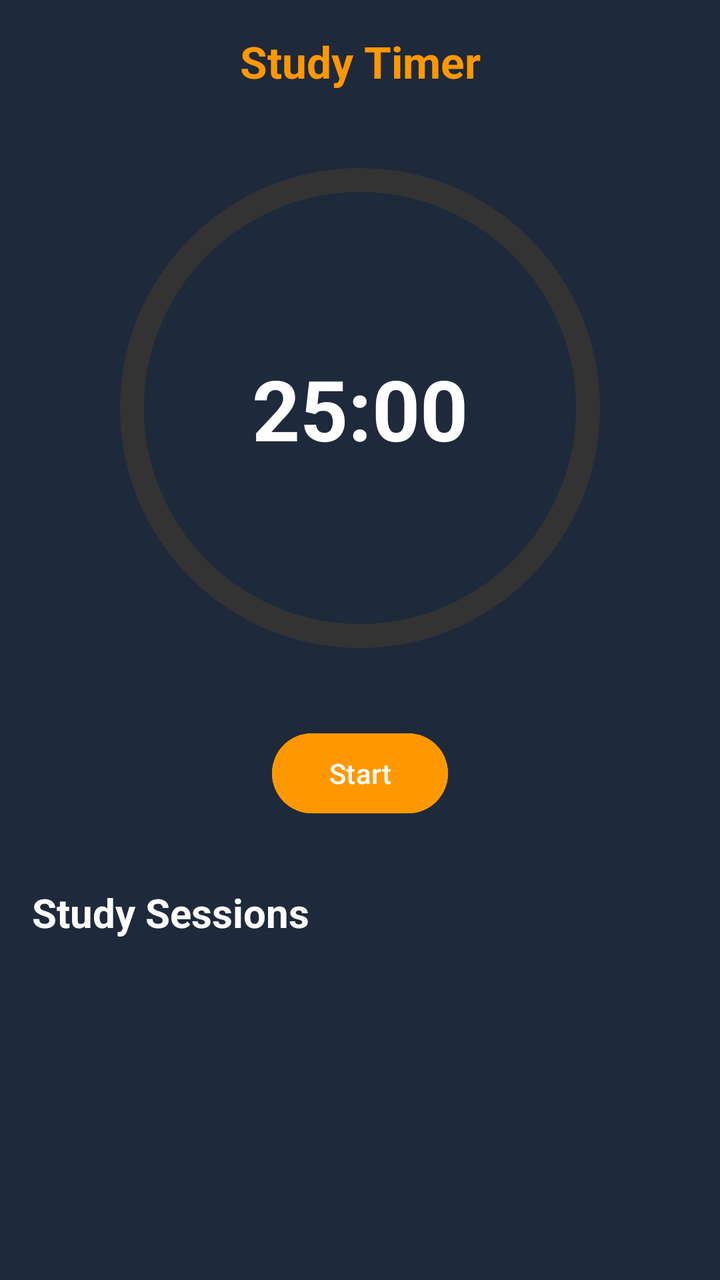
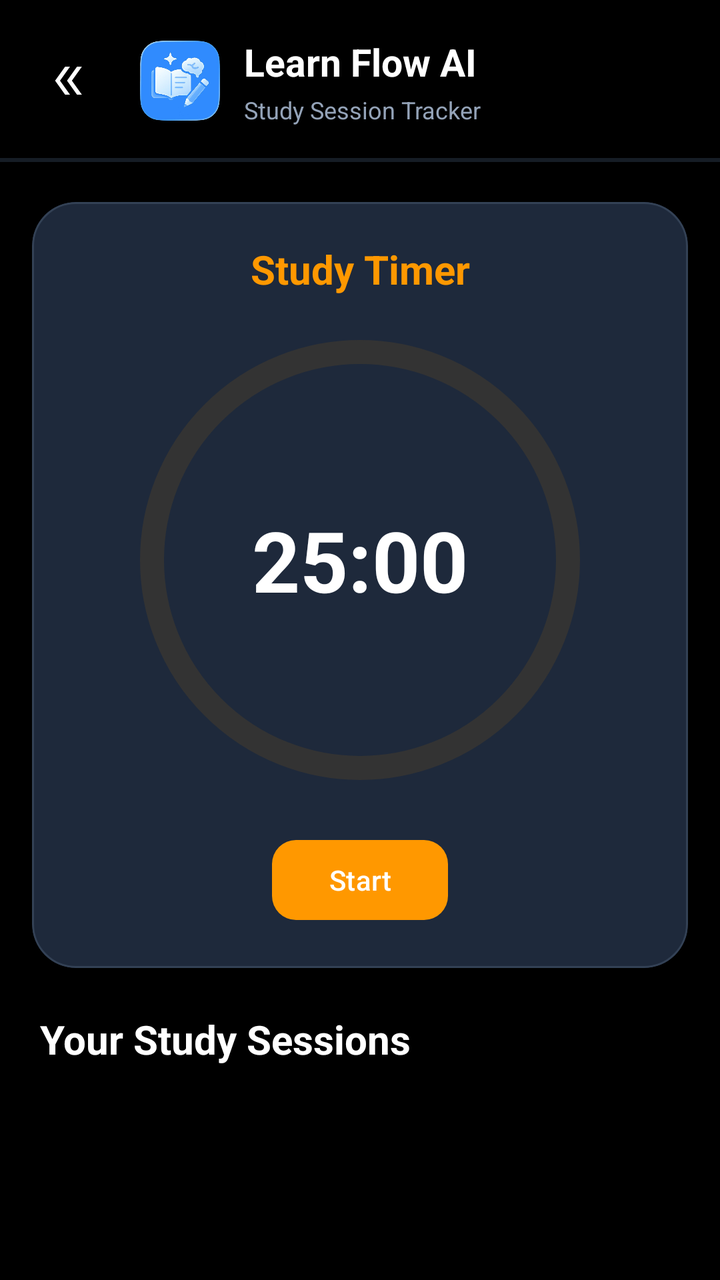

Before-and-after screenshots of an Android layout around one commit, followed by the original layout XML and the change that was made.
<!-- AndroidManifest.xml: application theme Theme.LearnFlow -->
<!-- res/layout/activity_session_tracker.xml -->
<?xml version="1.0" encoding="utf-8"?>
<androidx.constraintlayout.widget.ConstraintLayout
    android:id="@+id/main"
    xmlns:android="http://schemas.android.com/apk/res/android"
    xmlns:app="http://schemas.android.com/apk/res-auto"
    android:layout_width="match_parent"
    android:layout_height="match_parent"
    android:background="@color/dark_surface">


    <androidx.constraintlayout.widget.ConstraintLayout
        android:id="@+id/timerSection"
        android:layout_width="0dp"
        android:layout_height="0dp"
        android:padding="16dp"
        app:layout_constraintTop_toTopOf="parent"
        app:layout_constraintBottom_toTopOf="@id/sessionSection"
        app:layout_constraintStart_toStartOf="parent"
        app:layout_constraintEnd_toEndOf="parent"
        app:layout_constraintVertical_weight="1">

        <TextView
            android:id="@+id/txtTimerTitle"
            android:layout_width="wrap_content"
            android:layout_height="wrap_content"
            android:text="Study Timer"
            android:textColor="@color/orange"
            android:textSize="22sp"
            android:textStyle="bold"
            app:layout_constraintTop_toTopOf="parent"
            app:layout_constraintStart_toStartOf="parent"
            app:layout_constraintEnd_toEndOf="parent"/>

        <com.google.android.material.progressindicator.CircularProgressIndicator
            android:id="@+id/circularProgress"
            android:layout_width="260dp"
            android:layout_height="260dp"
            android:indeterminate="false"
            android:max="100"
            android:progress="100"
            app:indicatorSize="240dp"
            app:trackThickness="12dp"
            app:indicatorColor="@color/orange"
            app:trackColor="#333333"
            app:trackCornerRadius="8dp"
            app:layout_constraintTop_toBottomOf="@id/txtTimerTitle"
            app:layout_constraintBottom_toTopOf="@id/timerButtons"
            app:layout_constraintStart_toStartOf="parent"
            app:layout_constraintEnd_toEndOf="parent"/>

        <TextView
            android:id="@+id/txtTimer"
            android:layout_width="wrap_content"
            android:layout_height="wrap_content"
            android:text="25:00"
            android:textColor="@android:color/white"
            android:textSize="42sp"
            android:textStyle="bold"
            app:layout_constraintTop_toTopOf="@id/circularProgress"
            app:layout_constraintBottom_toBottomOf="@id/circularProgress"
            app:layout_constraintStart_toStartOf="@id/circularProgress"
            app:layout_constraintEnd_toEndOf="@id/circularProgress"/>

        <LinearLayout
            android:id="@+id/timerButtons"
            android:layout_width="wrap_content"
            android:layout_height="wrap_content"
            android:orientation="horizontal"
            android:gravity="center"
            app:layout_constraintBottom_toBottomOf="parent"
            app:layout_constraintStart_toStartOf="parent"
            app:layout_constraintEnd_toEndOf="parent">

            <Button
                android:id="@+id/btnStart"
                android:layout_width="wrap_content"
                android:layout_height="wrap_content"
                android:text="Start"
                android:backgroundTint="@color/orange"
                android:textColor="@android:color/white"/>

            <Button
                android:id="@+id/btnPause"
                android:layout_width="wrap_content"
                android:layout_height="wrap_content"
                android:text="Pause"
                android:visibility="gone"
                android:layout_marginStart="8dp"
                android:backgroundTint="@color/orange"
                android:textColor="@android:color/white"/>

            <Button
                android:id="@+id/btnResume"
                android:layout_width="wrap_content"
                android:layout_height="wrap_content"
                android:text="Resume"
                android:visibility="gone"
                android:layout_marginStart="8dp"
                android:backgroundTint="@color/orange"
                android:textColor="@android:color/white"/>

            <Button
                android:id="@+id/btnEnd"
                android:layout_width="wrap_content"
                android:layout_height="wrap_content"
                android:text="End"
                android:visibility="gone"
                android:layout_marginStart="8dp"
                android:backgroundTint="#D32F2F"
                android:textColor="@android:color/white"/>

        </LinearLayout>

    </androidx.constraintlayout.widget.ConstraintLayout>

    

    <androidx.constraintlayout.widget.ConstraintLayout
        android:id="@+id/sessionSection"
        android:layout_width="0dp"
        android:layout_height="0dp"
        android:padding="16dp"
        app:layout_constraintTop_toBottomOf="@id/timerSection"
        app:layout_constraintBottom_toBottomOf="parent"
        app:layout_constraintStart_toStartOf="parent"
        app:layout_constraintEnd_toEndOf="parent"
        app:layout_constraintVertical_weight="0.5">

        <TextView
            android:id="@+id/txtSessionTitle"
            android:layout_width="wrap_content"
            android:layout_height="wrap_content"
            android:text="Study Sessions"
            android:textColor="@android:color/white"
            android:textSize="20sp"
            android:textStyle="bold"
            app:layout_constraintTop_toTopOf="parent"
            app:layout_constraintStart_toStartOf="parent"/>

        <androidx.recyclerview.widget.RecyclerView
            android:id="@+id/sessionRecyclerView"
            android:layout_width="0dp"
            android:layout_height="0dp"
            android:layout_marginTop="12dp"
            android:clipToPadding="false"
            android:padding="6dp"
            app:layout_constraintTop_toBottomOf="@id/txtSessionTitle"
            app:layout_constraintBottom_toBottomOf="parent"
            app:layout_constraintStart_toStartOf="parent"
            app:layout_constraintEnd_toEndOf="parent"/>

    </androidx.constraintlayout.widget.ConstraintLayout>

</androidx.constraintlayout.widget.ConstraintLayout>
<!-- resources referenced by this layout -->
<resources>
  <color name="dark_surface">#1E293B</color>
  <color name="orange">#FF9800</color>
  <style name="Theme.LearnFlow" parent="Base.Theme.LearnFlow" />
  <style name="Base.Theme.LearnFlow" parent="Theme.Material3.DayNight.NoActionBar">
          
          
      </style>
</resources>

<!-- the commit's change to res/layout/activity_session_tracker.xml (unified diff, before → after) -->
@@ -1,154 +1,237 @@
 <?xml version="1.0" encoding="utf-8"?>
 <androidx.constraintlayout.widget.ConstraintLayout
-    android:id="@+id/main"
     xmlns:android="http://schemas.android.com/apk/res/android"
     xmlns:app="http://schemas.android.com/apk/res-auto"
+    android:id="@+id/main"
     android:layout_width="match_parent"
     android:layout_height="match_parent"
-    android:background="@color/dark_surface">
-
-
-    <androidx.constraintlayout.widget.ConstraintLayout
-        android:id="@+id/timerSection"
+    android:background="@color/black">
+
+    
+    <LinearLayout
+        android:id="@+id/header"
+        android:layout_width="0dp"
+        android:layout_height="wrap_content"
+        android:layout_marginStart="20dp"
+        android:layout_marginTop="18dp"
+        android:layout_marginEnd="20dp"
+        android:gravity="center_vertical"
+        android:orientation="horizontal"
+        app:layout_constraintTop_toTopOf="parent"
+        app:layout_constraintStart_toStartOf="parent"
+        app:layout_constraintEnd_toEndOf="parent">
+
+        <ImageButton
+            android:id="@+id/btnBack"
+            android:layout_width="30dp"
+            android:layout_height="30dp"
+            android:layout_marginEnd="20dp"
+            android:background="?attr/selectableItemBackgroundBorderless"
+            android:src="@drawable/sidebar"
+            android:rotation="180"
+            android:contentDescription="Back"
+            app:tint="@color/white"/>
+
+        <ImageView
+            android:layout_width="40dp"
+            android:layout_height="40dp"
+            android:src="@drawable/icon"
+            android:contentDescription="Learn Flow logo"/>
+
+        <LinearLayout
+            android:layout_width="0dp"
+            android:layout_height="wrap_content"
+            android:layout_marginStart="12dp"
+            android:layout_weight="1"
+            android:orientation="vertical">
+
+            <TextView
+                android:layout_width="wrap_content"
+                android:layout_height="wrap_content"
+                android:text="Learn Flow AI"
+                android:textColor="@color/white"
+                android:textSize="19sp"
+                android:textStyle="bold"/>
+
+            <TextView
+                android:layout_width="wrap_content"
+                android:layout_height="wrap_content"
+                android:layout_marginTop="3dp"
+                android:text="Study Session Tracker"
+                android:textColor="@color/dark_text_secondary"
+                android:textSize="12sp"/>
+
+        </LinearLayout>
+
+    </LinearLayout>
+
+    <View
+        android:id="@+id/headerDivider"
+        android:layout_width="0dp"
+        android:layout_height="2dp"
+        android:layout_marginTop="16dp"
+        android:alpha="0.45"
+        android:background="@color/dark_surface_variant"
+        app:layout_constraintTop_toBottomOf="@id/header"
+        app:layout_constraintStart_toStartOf="parent"
+        app:layout_constraintEnd_toEndOf="parent"/>
+
+    
+    <com.google.android.material.card.MaterialCardView
+        android:id="@+id/timerCard"
+        android:layout_width="0dp"
+        android:layout_height="wrap_content"
+        android:layout_marginStart="16dp"
+        android:layout_marginTop="20dp"
+        android:layout_marginEnd="16dp"
+        app:cardBackgroundColor="@color/dark_surface"
+        app:cardCornerRadius="22dp"
+        app:cardElevation="3dp"
+        app:strokeColor="@color/dark_surface_variant"
+        app:strokeWidth="1dp"
+        app:layout_constraintTop_toBottomOf="@id/headerDivider"
+        app:layout_constraintStart_toStartOf="parent"
+        app:layout_constraintEnd_toEndOf="parent">
+
+        <androidx.constraintlayout.widget.ConstraintLayout
+            android:layout_width="match_parent"
+            android:layout_height="wrap_content"
+            android:padding="20dp">
+
+            <TextView
+                android:id="@+id/txtTimerTitle"
+                android:layout_width="wrap_content"
+                android:layout_height="wrap_content"
+                android:text="Study Timer"
+                android:textColor="@color/orange"
+                android:textSize="20sp"
+                android:textStyle="bold"
+                app:layout_constraintTop_toTopOf="parent"
+                app:layout_constraintStart_toStartOf="parent"
+                app:layout_constraintEnd_toEndOf="parent"/>
+
+            <FrameLayout
+                android:id="@+id/timerFrame"
+                android:layout_width="240dp"
+                android:layout_height="240dp"
+                android:layout_marginTop="12dp"
+                app:layout_constraintTop_toBottomOf="@id/txtTimerTitle"
+                app:layout_constraintStart_toStartOf="parent"
+                app:layout_constraintEnd_toEndOf="parent">
+
+                <com.google.android.material.progressindicator.CircularProgressIndicator
+                    android:id="@+id/circularProgress"
+                    android:layout_width="match_parent"
+                    android:layout_height="match_parent"
+                    android:layout_gravity="center"
+                    android:indeterminate="false"
+                    android:max="100"
+                    android:progress="100"
+                    app:indicatorSize="220dp"
+                    app:trackThickness="12dp"
+                    app:indicatorColor="@color/orange"
+                    app:trackColor="#333333"
+                    app:trackCornerRadius="8dp"/>
+
+                <TextView
+                    android:id="@+id/txtTimer"
+                    android:layout_width="wrap_content"
+                    android:layout_height="wrap_content"
+                    android:layout_gravity="center"
+                    android:text="25:00"
+                    android:textColor="@color/white"
+                    android:textSize="42sp"
+                    android:textStyle="bold"/>
+
+            </FrameLayout>
+
+            <LinearLayout
+                android:id="@+id/timerButtons"
+                android:layout_width="match_parent"
+                android:layout_height="wrap_content"
+                android:layout_marginTop="16dp"
+                android:gravity="center"
+                android:orientation="horizontal"
+                app:layout_constraintTop_toBottomOf="@id/timerFrame"
+                app:layout_constraintStart_toStartOf="parent"
+                app:layout_constraintEnd_toEndOf="parent">
+
+                <com.google.android.material.button.MaterialButton
+                    android:id="@+id/btnStart"
+                    android:layout_width="wrap_content"
+                    android:layout_height="wrap_content"
+                    android:text="Start"
+                    android:textColor="@color/white"
+                    app:backgroundTint="@color/orange"
+                    app:cornerRadius="12dp"/>
+
+                <com.google.android.material.button.MaterialButton
+                    android:id="@+id/btnPause"
+                    android:layout_width="wrap_content"
+                    android:layout_height="wrap_content"
+                    android:layout_marginStart="8dp"
+                    android:text="Pause"
+                    android:visibility="gone"
+                    android:textColor="@color/white"
+                    app:backgroundTint="@color/orange"
+                    app:cornerRadius="12dp"/>
+
+                <com.google.android.material.button.MaterialButton
+                    android:id="@+id/btnResume"
+                    android:layout_width="wrap_content"
+                    android:layout_height="wrap_content"
+                    android:layout_marginStart="8dp"
+                    android:text="Resume"
+                    android:visibility="gone"
+                    android:textColor="@color/white"
+                    app:backgroundTint="@color/orange"
+                    app:cornerRadius="12dp"/>
+
+                <com.google.android.material.button.MaterialButton
+                    android:id="@+id/btnEnd"
+                    android:layout_width="wrap_content"
+                    android:layout_height="wrap_content"
+                    android:layout_marginStart="8dp"
+                    android:text="End"
+                    android:visibility="gone"
+                    android:textColor="@color/white"
+                    app:backgroundTint="#D32F2F"
+                    app:cornerRadius="12dp"/>
+
+            </LinearLayout>
+
+        </androidx.constraintlayout.widget.ConstraintLayout>
+
+    </com.google.android.material.card.MaterialCardView>
+
+    
+    <TextView
+        android:id="@+id/txtSessionTitle"
+        android:layout_width="0dp"
+        android:layout_height="wrap_content"
+        android:layout_marginStart="20dp"
+        android:layout_marginTop="22dp"
+        android:text="Your Study Sessions"
+        android:textColor="@color/white"
+        android:textSize="20sp"
+        android:textStyle="bold"
+        app:layout_constraintTop_toBottomOf="@id/timerCard"
+        app:layout_constraintStart_toStartOf="parent"
+        app:layout_constraintEnd_toEndOf="parent"/>
+
+    <androidx.recyclerview.widget.RecyclerView
+        android:id="@+id/sessionRecyclerView"
         android:layout_width="0dp"
         android:layout_height="0dp"
-        android:padding="16dp"
-        app:layout_constraintTop_toTopOf="parent"
-        app:layout_constraintBottom_toTopOf="@id/sessionSection"
-        app:layout_constraintStart_toStartOf="parent"
-        app:layout_constraintEnd_toEndOf="parent"
-        app:layout_constraintVertical_weight="1">
-
-        <TextView
-            android:id="@+id/txtTimerTitle"
-            android:layout_width="wrap_content"
-            android:layout_height="wrap_content"
-            android:text="Study Timer"
-            android:textColor="@color/orange"
-            android:textSize="22sp"
-            android:textStyle="bold"
-            app:layout_constraintTop_toTopOf="parent"
-            app:layout_constraintStart_toStartOf="parent"
-            app:layout_constraintEnd_toEndOf="parent"/>
-
-        <com.google.android.material.progressindicator.CircularProgressIndicator
-            android:id="@+id/circularProgress"
-            android:layout_width="260dp"
-            android:layout_height="260dp"
-            android:indeterminate="false"
-            android:max="100"
-            android:progress="100"
-            app:indicatorSize="240dp"
-            app:trackThickness="12dp"
-            app:indicatorColor="@color/orange"
-            app:trackColor="#333333"
-            app:trackCornerRadius="8dp"
-            app:layout_constraintTop_toBottomOf="@id/txtTimerTitle"
-            app:layout_constraintBottom_toTopOf="@id/timerButtons"
-            app:layout_constraintStart_toStartOf="parent"
-            app:layout_constraintEnd_toEndOf="parent"/>
-
-        <TextView
-            android:id="@+id/txtTimer"
-            android:layout_width="wrap_content"
-            android:layout_height="wrap_content"
-            android:text="25:00"
-            android:textColor="@android:color/white"
-            android:textSize="42sp"
-            android:textStyle="bold"
-            app:layout_constraintTop_toTopOf="@id/circularProgress"
-            app:layout_constraintBottom_toBottomOf="@id/circularProgress"
-            app:layout_constraintStart_toStartOf="@id/circularProgress"
-            app:layout_constraintEnd_toEndOf="@id/circularProgress"/>
-
-        <LinearLayout
-            android:id="@+id/timerButtons"
-            android:layout_width="wrap_content"
-            android:layout_height="wrap_content"
-            android:orientation="horizontal"
-            android:gravity="center"
-            app:layout_constraintBottom_toBottomOf="parent"
-            app:layout_constraintStart_toStartOf="parent"
-            app:layout_constraintEnd_toEndOf="parent">
-
-            <Button
-                android:id="@+id/btnStart"
-                android:layout_width="wrap_content"
-                android:layout_height="wrap_content"
-                android:text="Start"
-                android:backgroundTint="@color/orange"
-                android:textColor="@android:color/white"/>
-
-            <Button
-                android:id="@+id/btnPause"
-                android:layout_width="wrap_content"
-                android:layout_height="wrap_content"
-                android:text="Pause"
-                android:visibility="gone"
-                android:layout_marginStart="8dp"
-                android:backgroundTint="@color/orange"
-                android:textColor="@android:color/white"/>
-
-            <Button
-                android:id="@+id/btnResume"
-                android:layout_width="wrap_content"
-                android:layout_height="wrap_content"
-                android:text="Resume"
-                android:visibility="gone"
-                android:layout_marginStart="8dp"
-                android:backgroundTint="@color/orange"
-                android:textColor="@android:color/white"/>
-
-            <Button
-                android:id="@+id/btnEnd"
-                android:layout_width="wrap_content"
-                android:layout_height="wrap_content"
-                android:text="End"
-                android:visibility="gone"
-                android:layout_marginStart="8dp"
-                android:backgroundTint="#D32F2F"
-                android:textColor="@android:color/white"/>
-
-        </LinearLayout>
-
-    </androidx.constraintlayout.widget.ConstraintLayout>
-
-    
-
-    <androidx.constraintlayout.widget.ConstraintLayout
-        android:id="@+id/sessionSection"
-        android:layout_width="0dp"
-        android:layout_height="0dp"
-        android:padding="16dp"
-        app:layout_constraintTop_toBottomOf="@id/timerSection"
+        android:layout_marginTop="10dp"
+        android:clipToPadding="false"
+        android:paddingStart="14dp"
+        android:paddingEnd="14dp"
+        android:paddingBottom="12dp"
+        android:overScrollMode="never"
+        app:layout_constraintTop_toBottomOf="@id/txtSessionTitle"
         app:layout_constraintBottom_toBottomOf="parent"
         app:layout_constraintStart_toStartOf="parent"
-        app:layout_constraintEnd_toEndOf="parent"
-        app:layout_constraintVertical_weight="0.5">
-
-        <TextView
-            android:id="@+id/txtSessionTitle"
-            android:layout_width="wrap_content"
-            android:layout_height="wrap_content"
-            android:text="Study Sessions"
-            android:textColor="@android:color/white"
-            android:textSize="20sp"
-            android:textStyle="bold"
-            app:layout_constraintTop_toTopOf="parent"
-            app:layout_constraintStart_toStartOf="parent"/>
-
-        <androidx.recyclerview.widget.RecyclerView
-            android:id="@+id/sessionRecyclerView"
-            android:layout_width="0dp"
-            android:layout_height="0dp"
-            android:layout_marginTop="12dp"
-            android:clipToPadding="false"
-            android:padding="6dp"
-            app:layout_constraintTop_toBottomOf="@id/txtSessionTitle"
-            app:layout_constraintBottom_toBottomOf="parent"
-            app:layout_constraintStart_toStartOf="parent"
-            app:layout_constraintEnd_toEndOf="parent"/>
-
-    </androidx.constraintlayout.widget.ConstraintLayout>
+        app:layout_constraintEnd_toEndOf="parent"/>
 
 </androidx.constraintlayout.widget.ConstraintLayout>
<!-- resource entries referenced after the edit -->
@@ -1,7 +1,18 @@
 <!-- resources referenced by this layout -->
 <resources>
+  <color name="black">#000000</color>
   <color name="dark_surface">#1E293B</color>
+  <color name="dark_surface_variant">#334155</color>
+  <color name="dark_text_secondary">#94A3B8</color>
   <color name="orange">#FF9800</color>
+  <color name="white">#ffffff</color>
+  <!-- drawable icon: png bitmap (drawable, 192103 bytes) -->
+  <!-- drawable sidebar (drawable) -->
+  <vector xmlns:android="http://schemas.android.com/apk/res/android" android:autoMirrored="true" android:height="24dp" android:tint="#FFFFFF" android:viewportHeight="960" android:viewportWidth="960" android:width="24dp">
+        
+      <path android:fillColor="@android:color/white" android:pathData="M242,760L442,480L242,200L340,200L540,480L340,760L242,760ZM480,760L680,480L480,200L578,200L778,480L578,760L480,760Z"/>
+      
+  </vector>
   <style name="Theme.LearnFlow" parent="Base.Theme.LearnFlow" />
   <style name="Base.Theme.LearnFlow" parent="Theme.Material3.DayNight.NoActionBar">
           
